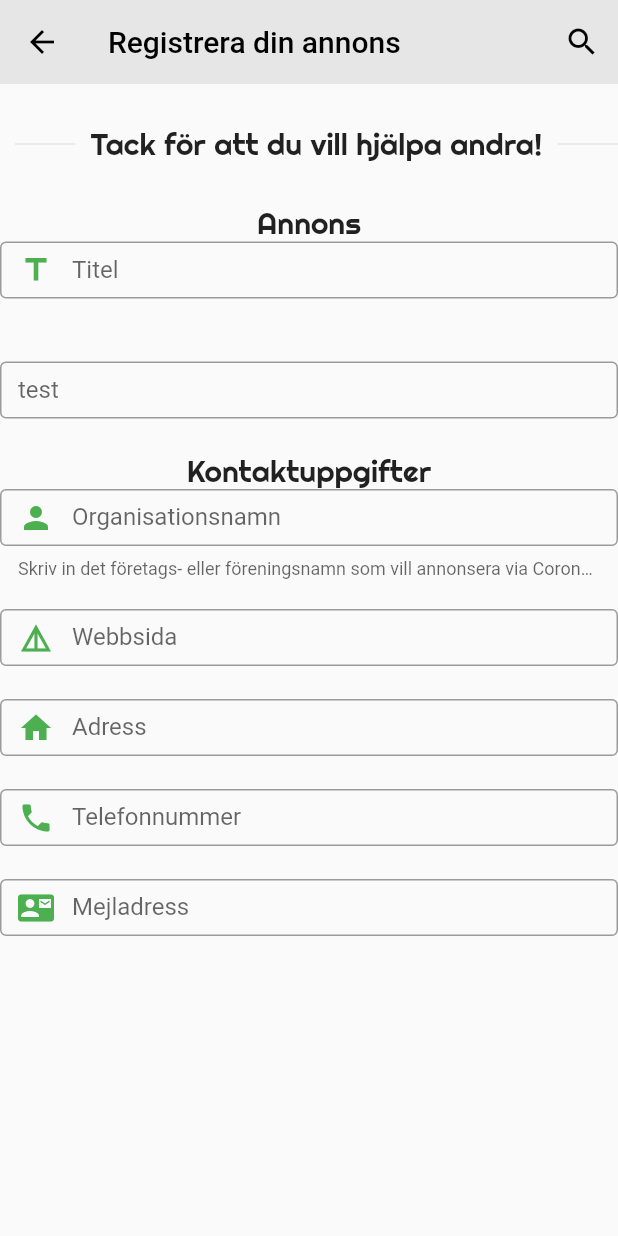
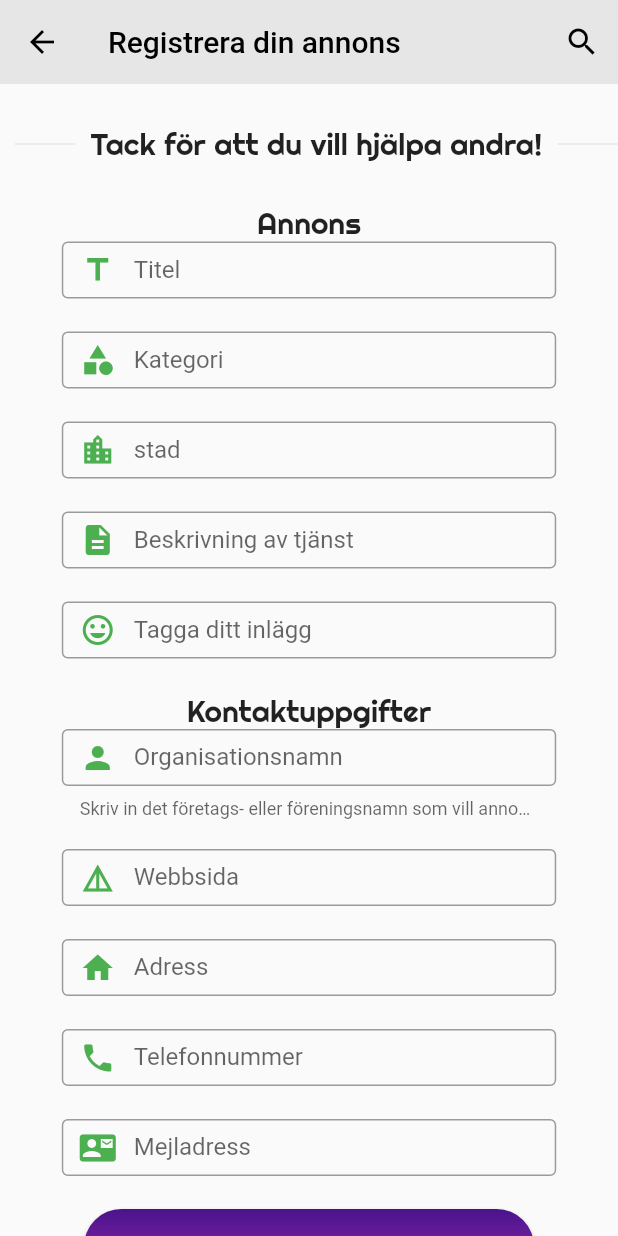
Before and after one commit to MostafaHassan/offersduringcrisis, a Flutter app: the RegisterAdvert screen opened by its route, on a phone screen of 412 x 824 dp. Run offline on Flutter 3.47's test engine with Material 2 defaults, Android fonts, the phone set to English and light mode, and no system bars; our stand-ins replace font_awesome_flutter, google_fonts, graphql_flutter; network calls fail.

Commit message:
Added send button for advert form

```diff
--- a/lib/registerAdvert.dart
+++ b/lib/registerAdvert.dart
@@ -11,31 +11,35 @@ class RegisterAdvert extends StatefulWidget {
 }
 
 class _RegisterAdvertState extends State<RegisterAdvert> {
+  final _titleTextController = TextEditingController();
+  @override
+  final _siteTextController = TextEditingController();
+  void initState() {}
 
-  final _nameTextController = TextEditingController();
   @override
-
-  final _siteTextController = TextEditingController();
-  void initState()
-  {
-
-  }
-
-  @override void dispose() {
-    _nameTextController.dispose();
+  void dispose() {
+    _titleTextController.dispose();
 
     super.dispose();
   }
 
-  _createTextField(TextEditingController controller, String labelText, String helperText, {String hintText, Icon icon, TextInputType keyboardType} )
-  {
+  _createTextField(
+      TextEditingController controller, String labelText, String helperText,
+      {String hintText, Icon icon, TextInputType keyboardType}) {
+    var w = MediaQuery.of(context).size.width;
+    var textW;
+    if (w > 600) {
+      textW = 500;
+    } else {
+      textW = w * 0.8;
+    }
     var tf = Container(
       alignment: Alignment.centerLeft,
       decoration: BoxDecoration(
           //border: Border.all()
           ),
       height: 60,
-              width: 500,
+      width: textW,
       child: TextField(
         keyboardType: keyboardType,
         obscureText: false,
@@ -48,10 +52,9 @@ class _RegisterAdvertState extends State<RegisterAdvert> {
           helperText: helperText,
           labelText: labelText,
           prefixIcon: icon,
-
         ),
         controller: controller, //_nameTextController,
-                  onChanged: (text){
+        onChanged: (text) {
           //print("$text");
           print(controller.text);
         },
@@ -68,6 +71,7 @@ class _RegisterAdvertState extends State<RegisterAdvert> {
         context,
       ),
       body: Container(
+        child: SingleChildScrollView(
           child: Column(
             children: <Widget>[
               Row(children: <Widget>[
@@ -84,40 +88,126 @@ class _RegisterAdvertState extends State<RegisterAdvert> {
                 Expanded(child: Divider()),
               ]),
 
-
               Text("Annons",
                   style: GoogleFonts.righteous(fontSize: 20),
                   textAlign: TextAlign.start),
 
-            _createTextField(_nameTextController, "Titel", "",
-            icon: Icon(Icons.title, color: Colors.green),),
+              _createTextField(
+                _titleTextController,
+                "Titel",
+                "",
+                hintText: "Annons titel",
+                icon: Icon(Icons.title, color: Colors.green),
+              ),
 
-            SizedBox(height: 20),
-            _createTextField(_siteTextController, "test", ""),
+              // TODO: Ändra till dropdown, och hämta från db
+              _createTextField(
+                null,
+                "Kategori",
+                "",
+                icon: Icon(Icons.category, color: Colors.green),
+              ),
+
+              // TODO: Ändra till dropdown med sökfält, och hämta från db?
+              _createTextField(
+                null,
+                "stad",
+                "",
+                icon: Icon(Icons.location_city, color: Colors.green),
+              ),
+
+              _createTextField(
+                null,
+                "Beskrivning av tjänst",
+                "",
+                icon: Icon(Icons.description, color: Colors.green),
+              ),
+
+              _createTextField(
+                null,
+                "Tagga ditt inlägg",
+                "",
+                icon: Icon(Icons.tag_faces, color: Colors.green),
+              ),
+
+              //
 
               Text("Kontaktuppgifter",
                   style: GoogleFonts.righteous(fontSize: 20),
                   textAlign: TextAlign.start),
 
-
-            _createTextField(null, "Organisationsnamn", "Skriv in det företags- eller föreningsnamn som vill annonsera via Corona Heroes.",
-            icon: Icon(Icons.person, color: Colors.green),),
+              _createTextField(
+                null,
+                "Organisationsnamn",
+                "Skriv in det företags- eller föreningsnamn som vill annonsera via Corona Heroes.",
+                icon: Icon(Icons.person, color: Colors.green),
+              ),
 
               SizedBox(height: 20),
 
-            _createTextField(null, "Webbsida", "",
-            icon: Icon(Icons.details, color: Colors.green),),
+              _createTextField(
+                null,
+                "Webbsida",
+                "",
+                hintText: "https://...",
+                icon: Icon(Icons.details, color: Colors.green),
+              ),
 
-            _createTextField(null, "Adress", "",
-            icon: Icon(Icons.home, color: Colors.green),),
+              _createTextField(
+                null,
+                "Adress",
+                "",
+                icon: Icon(Icons.home, color: Colors.green),
+              ),
 
-            _createTextField(null, "Telefonnummer", "", keyboardType: TextInputType.number,
-            icon: Icon(Icons.phone, color: Colors.green),),
+              _createTextField(
+                null,
+                "Telefonnummer",
+                "",
+                keyboardType: TextInputType.number,
+                icon: Icon(Icons.phone, color: Colors.green),
+              ),
 
-            _createTextField(null, "Mejladress", "", hintText : "förnamn.efternamn@domän.se",
-            icon: Icon(Icons.contact_mail, color: Colors.green),),
+              _createTextField(
+                null,
+                "Mejladress",
+                "",
+                hintText: "förnamn.efternamn@domän.se",
+                icon: Icon(Icons.contact_mail, color: Colors.green),
+              ),
+
+              // Send in data to db
+              RaisedButton(
+                onPressed: () {
+                  print("Clicked Send!");
+                },
+                shape: RoundedRectangleBorder(
+                    borderRadius: BorderRadius.circular(80.0)),
+                padding: EdgeInsets.all(0.0),
+                child: Ink(
+                  decoration: BoxDecoration(
+                      gradient: LinearGradient(
+                        colors: [Colors.purple.shade900, Colors.purple.shade500],
+                        end: Alignment.bottomCenter,
+                        begin: Alignment.topCenter,
+                      ),
+                      borderRadius: BorderRadius.circular(30.0)),
+                  child: Container(
+                    constraints:
+                        BoxConstraints(maxWidth: 300.0, minHeight: 50.0),
+                    alignment: Alignment.center,
+                    child: Text(
+                      "Skicka in!",
+                      textAlign: TextAlign.center,
+                      style: TextStyle(color: Colors.white),
+                    ),
+                  ),
+                ),
+              )
+
 
             ],
+          ),
         ),
       ),
     );
```
Lines whose indentation alone changed are shown as unchanged.
